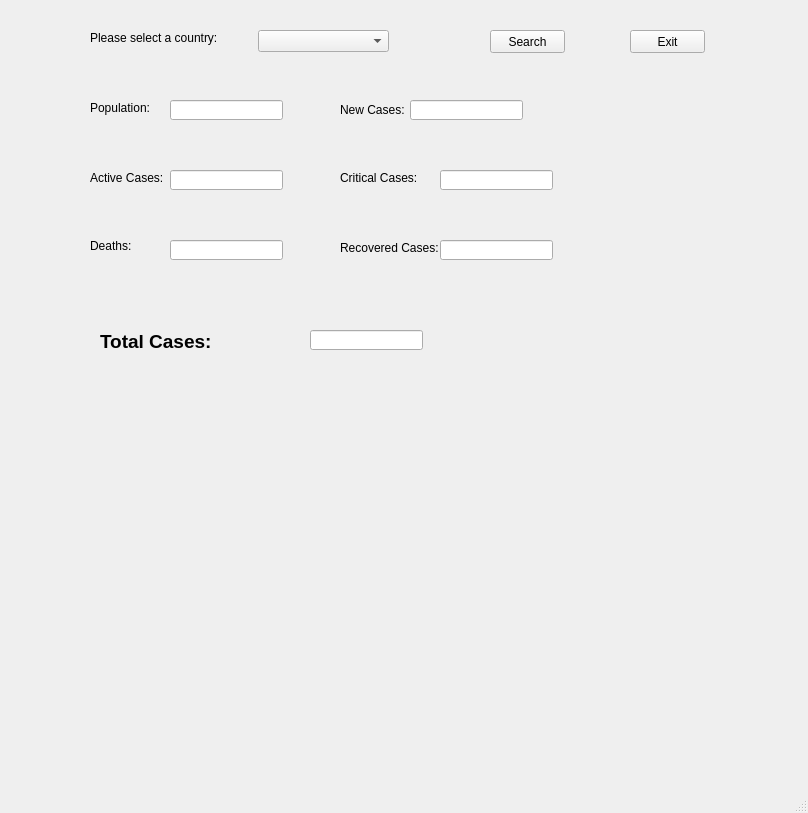
Above: mainwindow.ui from dmqnr/2020-Hackathon---COVID-19-Desktop-Application before the change. Below: the same form after it.
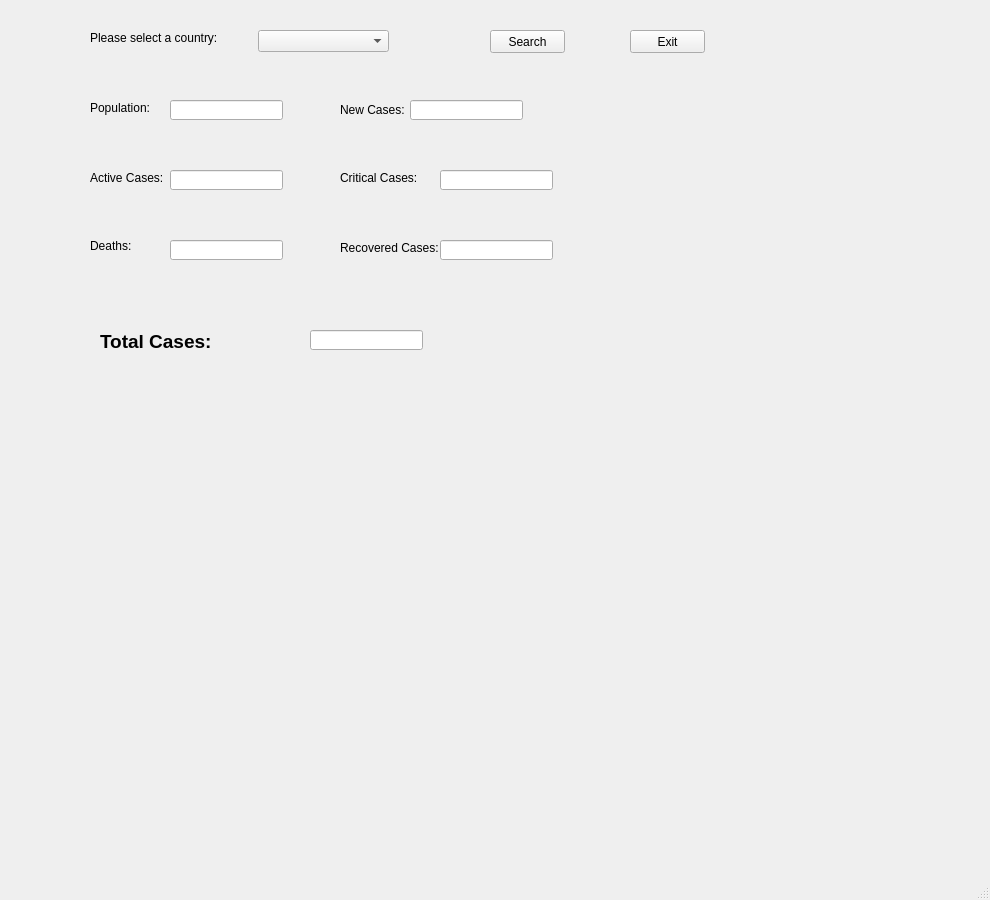
That is the form after the change.

```diff
--- a/mainwindow.ui
+++ b/mainwindow.ui
@@ -6,8 +6,8 @@
    <rect>
     <x>0</x>
     <y>0</y>
-    <width>808</width>
-    <height>813</height>
+    <width>990</width>
+    <height>900</height>
    </rect>
   </property>
   <property name="windowTitle">
@@ -248,10 +248,10 @@
    <widget class="QLabel" name="map_image">
     <property name="geometry">
      <rect>
-      <x>90</x>
-      <y>460</y>
-      <width>651</width>
-      <height>251</height>
+      <x>240</x>
+      <y>400</y>
+      <width>400</width>
+      <height>400</height>
      </rect>
     </property>
     <property name="text">
```
Left out of the diff: 7 changed lines with no effect on the pictures.
